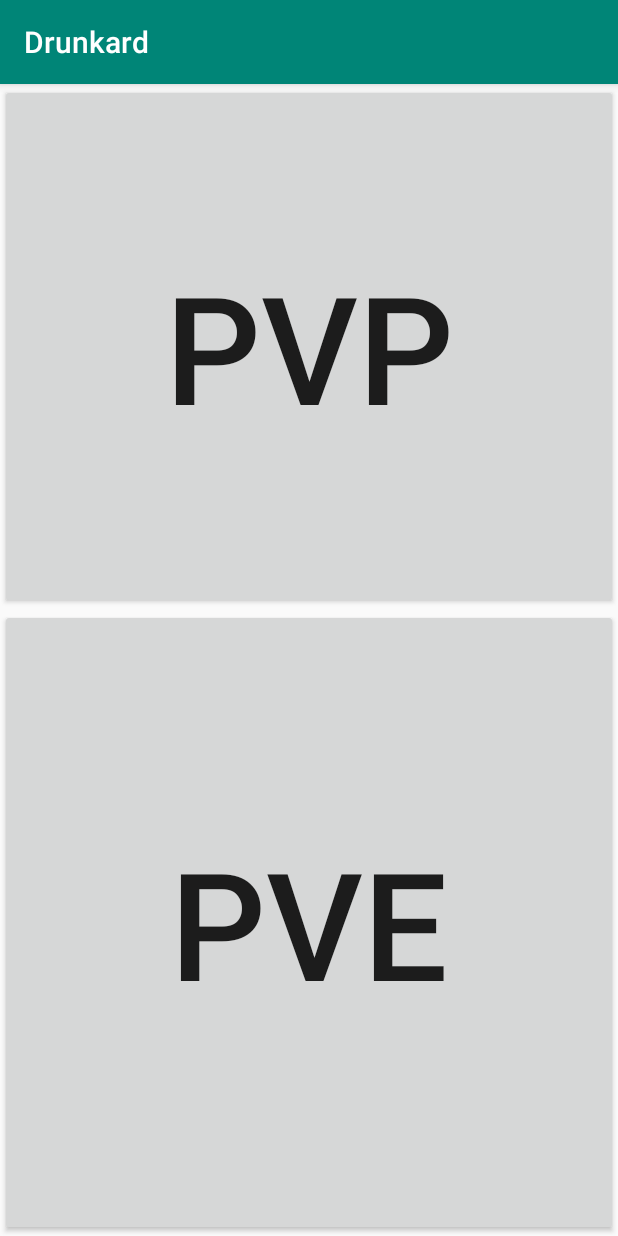
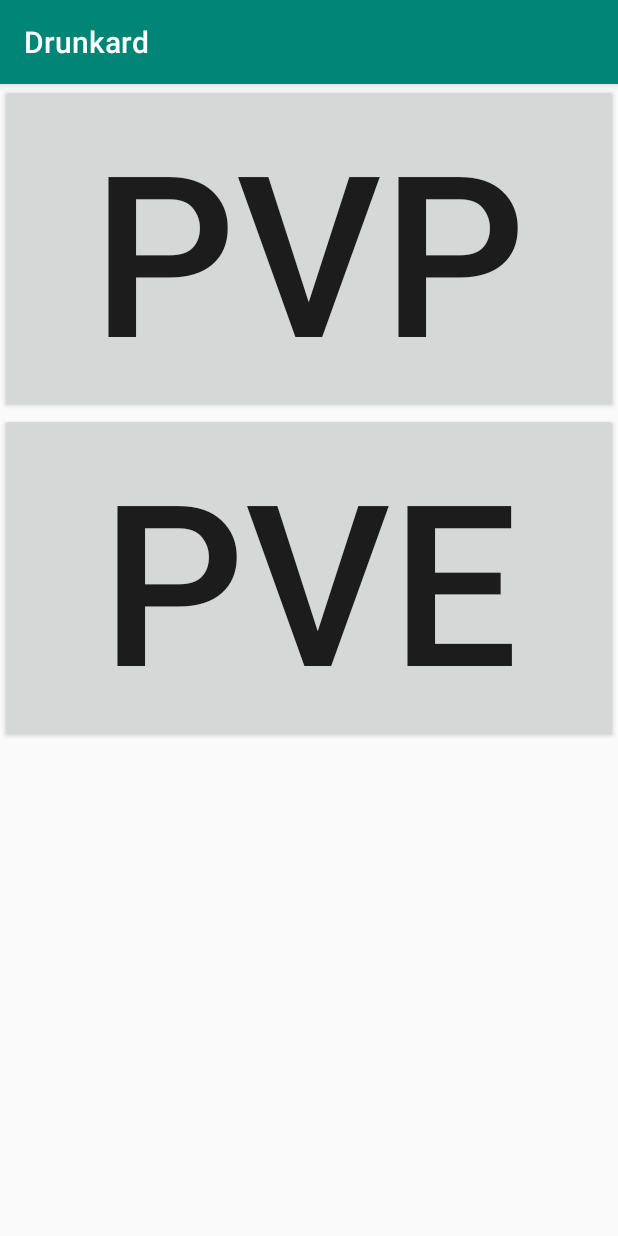
Before and after one commit to petralfrolov/Drunkard-the-game, an Android app: the SecondActivity screen opened directly, with no data from a screen before it, on a phone screen of 412 x 824 dp. Run offline under Robolectric (Android 15) with nearby library versions, the phone set to English and light mode, and no system bars.

Commit message:
Current result

```diff
--- a/app/src/main/java/com/example/drunkard/ThirdActivity.kt
+++ b/app/src/main/java/com/example/drunkard/ThirdActivity.kt
@@ -25,10 +25,10 @@ class ThirdActivity : AppCompatActivity() {
             enemyCard.text = game.enemyCard.GetCardText()
             yourDeck.text = "Ваша колода: " + game.GetYourDeckSize().toString()
             enemyDeck.text = "Колода противника: " + game.GetEnemyDeckSize().toString()
-            game.EndTurn()
+
 
             Thread.sleep(500)
-
+            game.EndTurn()
             yourCard.text = "-"
             enemyCard.text = "-"
             yourDeck.text = "Ваша колода: " + game.GetYourDeckSize().toString()
--- a/app/src/main/res/layout/activity_second.xml
+++ b/app/src/main/res/layout/activity_second.xml
@@ -1,22 +1,20 @@
 <?xml version="1.0" encoding="utf-8"?>
-<android.support.constraint.ConstraintLayout
+<LinearLayout
         xmlns:android="http://schemas.android.com/apk/res/android"
         xmlns:tools="http://schemas.android.com/tools"
         xmlns:app="http://schemas.android.com/apk/res-auto"
         android:layout_width="match_parent"
-        android:layout_height="match_parent">
-    <LinearLayout android:layout_width="match_parent" android:layout_height="match_parent">
-        <RelativeLayout android:layout_width="match_parent" android:layout_height="match_parent">
-            <Button android:layout_width="match_parent" android:layout_height="350dp"
-                    android:id="@+id/pvp"
-                    android:text="PvP" android:textSize="100dp"
-            />
-            <Button android:layout_width="match_parent" android:layout_height="350dp"
-                    android:layout_alignParentBottom="true"
-                    android:layout_below="@id/pvp" android:textSize="100dp" android:text="PVE"
-                    android:id="@+id/pve"
-                    android:onClick="movepvp"
-            />
-        </RelativeLayout>
-    </LinearLayout>
-</android.support.constraint.ConstraintLayout>
+        android:layout_height="match_parent"
+        android:orientation="vertical">
+        <Button android:layout_width="match_parent"
+                android:layout_height="wrap_content"
+                android:id="@+id/pvp"
+                android:text="PvP"
+                android:textSize="150dp"/>
+        <Button android:layout_width="match_parent"
+                android:layout_height="wrap_content"
+                android:textSize="150dp"
+                android:text="PvE"
+                android:id="@+id/pve"
+                android:onClick="movepvp"/>
+</LinearLayout>
```
Also changed, not shown: app/src/main/res/layout/activity_third.xml (+8 -6 lines).
